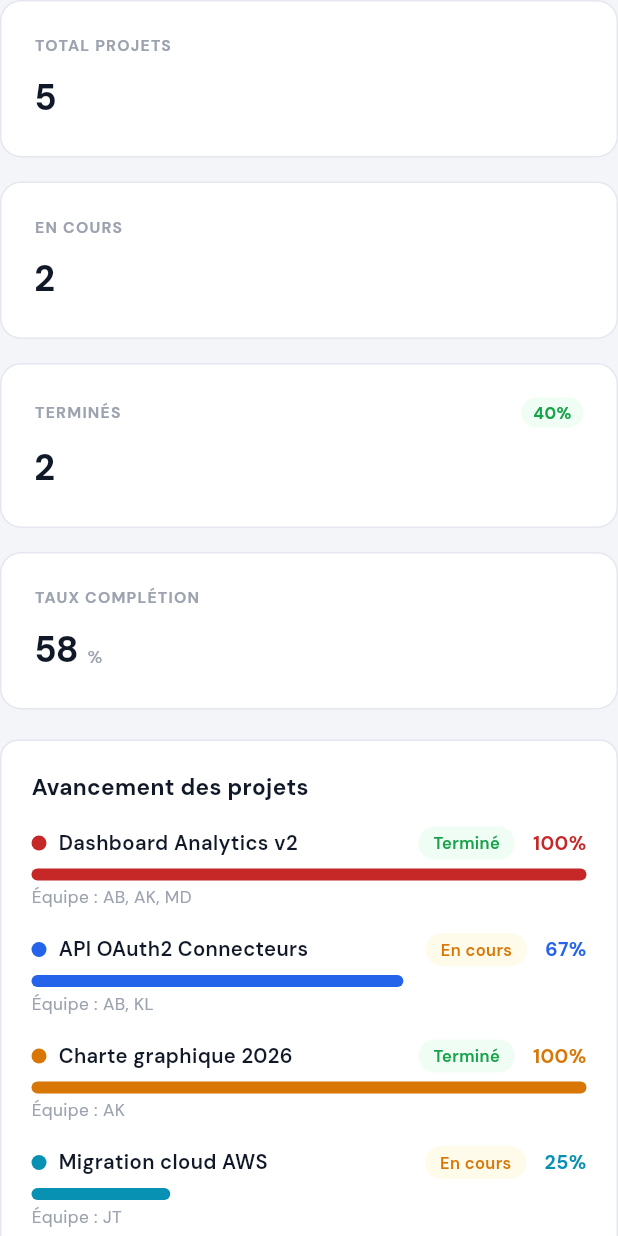
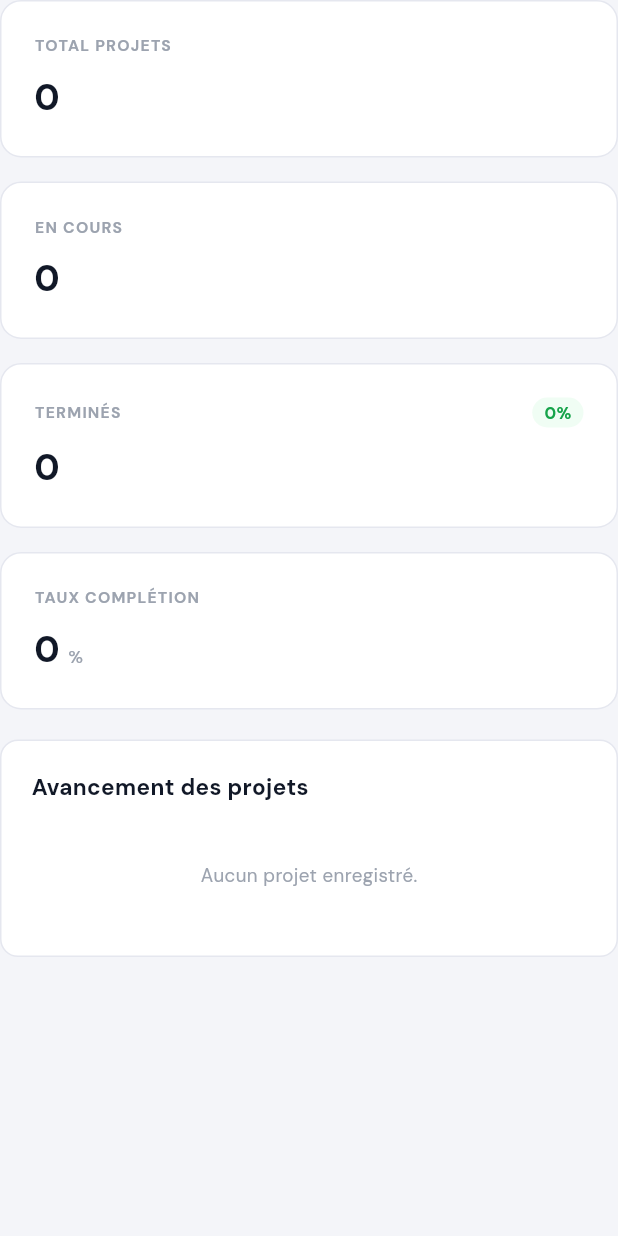
Before and after one commit to kapeuaigle-ai/APP_KLR_TECH, a Flutter app: the _ProjetsTab widget shown alone on an empty page, opened directly, on a phone screen of 412 x 824 dp. Run offline on Flutter 3.47's test engine with Material 3 defaults, Android fonts, the phone set to English and light mode, and no system bars; our stand-ins replace file_picker, google_fonts, pdf, printing.

Commit message:
fix: onglet Projets de Rapports sur les vrais projets
L'onglet Projets de Rapports affichait une liste static final de projets
inventes (Dashboard Analytics v2, Migration cloud AWS, Module CRM clients),
avec pourcentages et initiales d'equipe fictifs — dernier morceau de donnees
factices de l'application, le Kanban et le Gantt ayant deja ete rebatis sur
de vraies donnees en phase 2.

La liste s'appuie desormais sur AppState.avancementProjet, comme le Kanban
et le Gantt : statut derive (StatutProjet.libelle), avancement physique
comme pourcentage/barre, projets annules exclus, tries par date de debut la
plus recente, cinq lignes au plus (autant que l'ancienne liste), etat vide
identique a Kanban/Gantt ("Aucun projet enregistre."). La colonne
"Equipe : ..." disparait avec elle : l'app est mono-utilisateur, ces
initiales n'ont jamais ete autre chose que du decor (comme les assignes de
ProjectCard, deja retires en phase 2).

Co-Authored-By: Claude Opus 5 <noreply@anthropic.com>

```diff
--- a/lib/screens/rapports_screen.dart
+++ b/lib/screens/rapports_screen.dart
@@ -3,6 +3,7 @@ import 'package:google_fonts/google_fonts.dart';
 import 'package:provider/provider.dart';
 import '../core/theme.dart';
 import '../core/app_state.dart';
+import '../core/avancement.dart';
 import '../core/comptabilite.dart';
 import '../core/utils.dart';
 import '../core/pdf_generator.dart';
@@ -339,54 +340,90 @@ class _ClientsTab extends StatelessWidget {
 }
 
 // ── Projets Tab ───────────────────────────────────────────
+/// Comme le Kanban et le Gantt (Phase 2) : rien n'est stocké, tout est
+/// dérivé via `AppState.avancementProjet`. Les initiales d'équipe des
+/// anciennes cartes factices ont disparu avec les assignés de `ProjectCard`
+/// (l'app est mono-utilisateur, elles n'ont jamais été autre chose que du
+/// décor).
 class _ProjetsTab extends StatelessWidget {
   const _ProjetsTab();
 
-  static final _projets = [
-    ('Dashboard Analytics v2', AppColors.primary, 100, 'Terminé', 'AB, AK, MD'),
-    ('API OAuth2 Connecteurs', AppColors.blue, 67, 'En cours', 'AB, KL'),
-    ('Charte graphique 2026', AppColors.orange, 100, 'Terminé', 'AK'),
-    ('Migration cloud AWS', AppColors.teal, 25, 'En cours', 'JT'),
-    ('Module CRM clients', AppColors.purple, 0, 'À faire', 'AB, JT'),
-  ];
+  static const _couleurs = {
+    StatutProjet.aDemarrer: (AppColors.text3, AppColors.grayBg),
+    StatutProjet.enCours: (AppColors.blue, AppColors.blueBg),
+    StatutProjet.livreNonPaye: (AppColors.orange, AppColors.orangeBg),
+    StatutProjet.solde: (AppColors.green, AppColors.greenBg),
+  };
+
+  static final Map<String, BadgeCfg> _badges = {
+    for (final s in StatutProjet.values)
+      s.name: BadgeCfg(
+          _couleurs[s]?.$1 ?? AppColors.text3, _couleurs[s]?.$2 ?? AppColors.grayBg, s.libelle),
+  };
 
   @override
   Widget build(BuildContext context) {
-    final done = _projets.where((p) => p.$4 == 'Terminé').length;
-    final inProgress = _projets.where((p) => p.$4 == 'En cours').length;
+    final state = context.watch<AppState>();
+    final now = DateTime.now();
+    final projets = state.projets.where((p) => !p.annule).toList();
+    final avancements = {
+      for (final p in projets) p.id: state.avancementProjet(p.id, now: now),
+    };
+
+    // Les plus récemment démarrés d'abord : c'est ce qui intéresse le plus
+    // un coup d'œil « où en sommes-nous ».
+    final top = [...projets]..sort((a, b) => b.debut.compareTo(a.debut));
+    final affiches = top.take(5).toList();
+
+    final termines = projets.where((p) => avancements[p.id]!.statut == StatutProjet.solde).length;
+    final enCours = projets.where((p) => avancements[p.id]!.statut == StatutProjet.enCours).length;
+    final tauxCompletion = projets.isEmpty ? 0 : (projets.fold<double>(
+            0, (s, p) => s + avancements[p.id]!.physique) / projets.length * 100).round();
 
     return Column(children: [
       StatGrid(cards: [
-        StatCard(label: 'TOTAL PROJETS', value: '${_projets.length}'),
-        StatCard(label: 'EN COURS', value: '$inProgress'),
-        StatCard(label: 'TERMINÉS', value: '$done',
+        StatCard(label: 'TOTAL PROJETS', value: '${projets.length}'),
+        StatCard(label: 'EN COURS', value: '$enCours'),
+        StatCard(label: 'TERMINÉS', value: '$termines',
           badge: Container(padding: const EdgeInsets.symmetric(horizontal: 8, vertical: 2),
             decoration: BoxDecoration(color: AppColors.greenBg, borderRadius: BorderRadius.circular(20)),
-            child: Text('${(done / _projets.length * 100).round()}%', style: GoogleFonts.dmSans(fontSize: 11, fontWeight: FontWeight.w700, color: AppColors.green)))),
-        StatCard(label: 'TAUX COMPLÉTION', value: '${(_projets.fold<int>(0, (s, p) => s + p.$3) / _projets.length).round()}', unit: '%'),
+            child: Text(projets.isEmpty ? '0%' : '${(termines / projets.length * 100).round()}%',
+                style: GoogleFonts.dmSans(fontSize: 11, fontWeight: FontWeight.w700, color: AppColors.green)))),
+        StatCard(label: 'TAUX COMPLÉTION', value: '$tauxCompletion', unit: '%'),
       ]),
       const SizedBox(height: 20),
 
       CardBox(child: Column(crossAxisAlignment: CrossAxisAlignment.start, children: [
         Text('Avancement des projets', style: GoogleFonts.dmSans(fontSize: 15, fontWeight: FontWeight.w700, color: AppColors.text1)),
         const SizedBox(height: 16),
-        ..._projets.map((p) => Padding(
+        if (affiches.isEmpty)
+          Padding(
+            padding: const EdgeInsets.symmetric(vertical: 24),
+            child: Center(child: Text('Aucun projet enregistré.',
+                style: GoogleFonts.dmSans(fontSize: 12.5, color: AppColors.text3))),
+          )
+        else
+          ...affiches.map((p) {
+            final av = avancements[p.id]!;
+            final couleur = _couleurs[av.statut]?.$1 ?? AppColors.text3;
+            final pct = (av.physique * 100).round();
+            return Padding(
               padding: const EdgeInsets.only(bottom: 16),
               child: Column(crossAxisAlignment: CrossAxisAlignment.start, children: [
                 Row(children: [
-              Container(width: 10, height: 10, decoration: BoxDecoration(color: p.$2, shape: BoxShape.circle)),
+                  Container(width: 10, height: 10, decoration: BoxDecoration(color: couleur, shape: BoxShape.circle)),
                   const SizedBox(width: 8),
-              Expanded(child: Text(p.$1, style: GoogleFonts.dmSans(fontSize: 13.5, fontWeight: FontWeight.w600, color: AppColors.text1))),
-              StatusBadge(status: p.$4 == 'Terminé' ? 'termine' : p.$4 == 'En cours' ? 'cours' : 'attente'),
+                  Expanded(child: Text(p.nom, style: GoogleFonts.dmSans(fontSize: 13.5, fontWeight: FontWeight.w600, color: AppColors.text1),
+                      maxLines: 1, overflow: TextOverflow.ellipsis)),
+                  StatusBadge(status: av.statut.name, config: _badges),
                   const SizedBox(width: 12),
-              Text('${p.$3}%', style: GoogleFonts.dmSans(fontSize: 13, fontWeight: FontWeight.w700, color: p.$2)),
+                  Text('$pct%', style: GoogleFonts.dmSans(fontSize: 13, fontWeight: FontWeight.w700, color: couleur)),
                 ]),
                 const SizedBox(height: 6),
-            ProgressBar(value: p.$3, color: p.$2, height: 8),
-            const SizedBox(height: 3),
-            Text('Équipe : ${p.$5}', style: GoogleFonts.dmSans(fontSize: 11.5, color: AppColors.text3)),
+                ProgressBar(value: pct, color: couleur, height: 8),
               ]),
-        )),
+            );
+          }),
       ])),
     ]);
   }
```
Also changed, not shown: 1 other file. Lines whose indentation alone changed are shown as unchanged.
